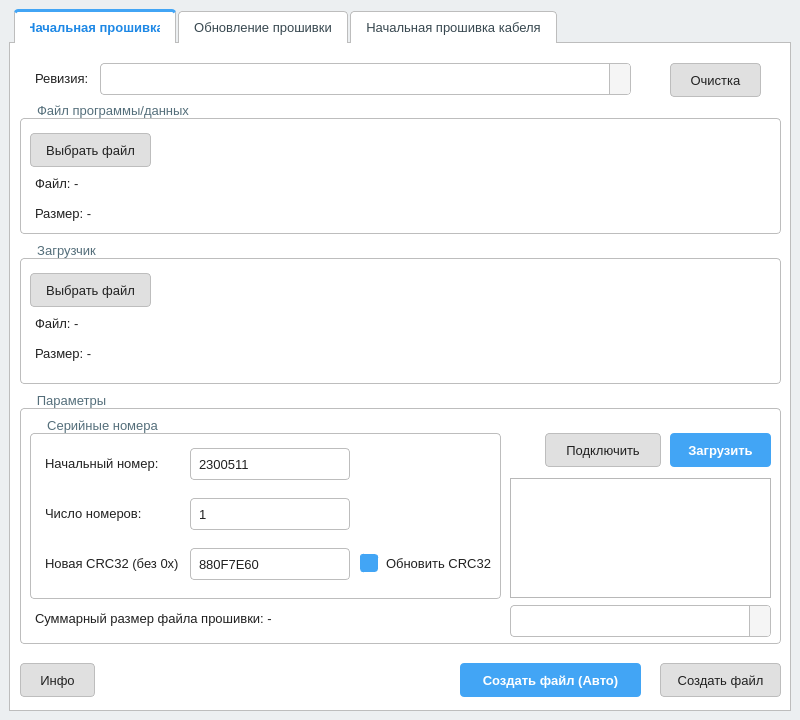
This is mainwindow.ui in Krone213/update-generator as Qt 5 draws it before an edit. The edited form follows.
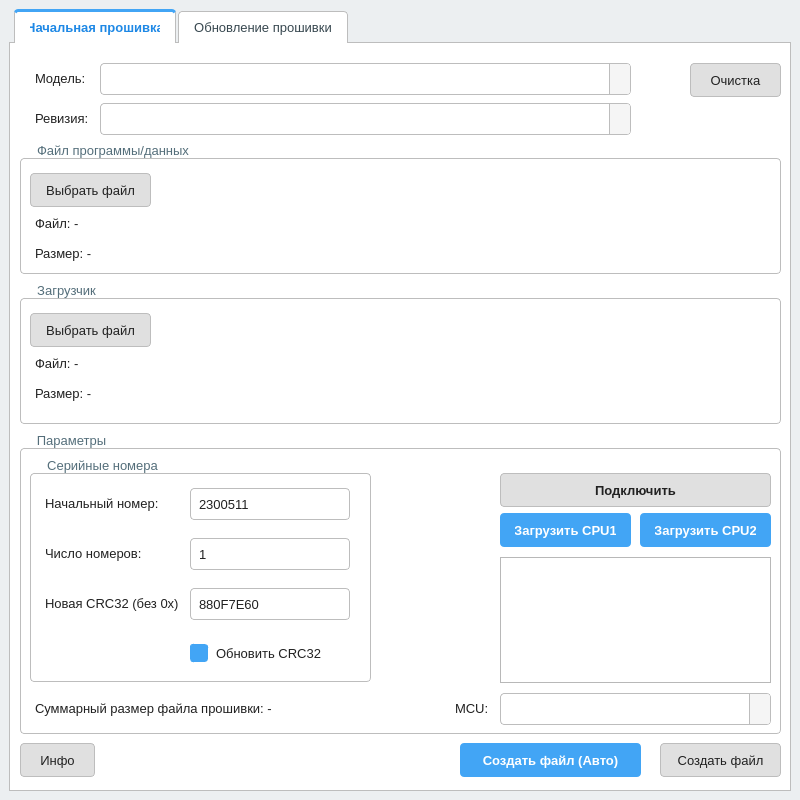
This is the edited form. Icons and pictures are not drawn.

Patch:
```diff
--- a/mainwindow.ui
+++ b/mainwindow.ui
@@ -7,7 +7,7 @@
     <x>0</x>
     <y>0</y>
     <width>800</width>
-    <height>720</height>
+    <height>800</height>
    </rect>
   </property>
   <property name="palette">
@@ -315,7 +315,8 @@
 
 QPushButton#btnUpdateCreateFileAuto,
 QPushButton#btnCreateFileAuto,
-QPushButton#btnUpload {
+QPushButton#btnUploadCPU1,
+QPushButton#btnUploadCPU2 {
    background-color: #42A5F5;
    color: white;
    border: none;
@@ -324,19 +325,22 @@
 
 QPushButton#btnUpdateCreateFileAuto:hover,
 QPushButton#btnCreateFileAuto:hover,
-QPushButton#btnUpload:hover {
+QPushButton#btnUploadCPU1:hover,
+QPushButton#btnUploadCPU2:hover {
    background-color: #1E88E5;
 }
 
 QPushButton#btnUpdateCreateFileAuto:pressed,
 QPushButton#btnCreateFileAuto:pressed,
-QPushButton#btnUpload:pressed {
+QPushButton#btnUploadCPU1:pressed,
+QPushButton#btnUploadCPU2:pressed {
    background-color: #0D47A1;
 }
 
 QPushButton#btnUpdateCreateFileAuto:disabled,
 QPushButton#btnCreateFileAuto:disabled,
-QPushButton#btnUpload:disabled {
+QPushButton#btnUploadCPU1:disabled,
+QPushButton#btnUploadCPU2:disabled {
    background-color: #90CAF9;
    color: #E3F2FD;
    border: none;
@@ -523,7 +527,7 @@
         <property name="geometry">
          <rect>
           <x>10</x>
-          <y>60</y>
+          <y>100</y>
           <width>761</width>
           <height>131</height>
          </rect>
@@ -612,14 +616,14 @@
          </font>
         </property>
         <property name="text">
-         <string>Ревизия:</string>
+         <string>Модель:</string>
         </property>
        </widget>
        <widget class="QComboBox" name="cmbRevision">
         <property name="geometry">
          <rect>
           <x>90</x>
-          <y>20</y>
+          <y>60</y>
           <width>531</width>
           <height>32</height>
          </rect>
@@ -637,9 +641,9 @@
         <property name="geometry">
          <rect>
           <x>10</x>
-          <y>350</y>
+          <y>390</y>
           <width>761</width>
-          <height>251</height>
+          <height>301</height>
          </rect>
         </property>
         <property name="font">
@@ -655,8 +659,8 @@
           <rect>
            <x>10</x>
            <y>25</y>
-           <width>471</width>
-           <height>181</height>
+           <width>341</width>
+           <height>224</height>
           </rect>
          </property>
          <property name="font">
@@ -673,8 +677,8 @@
           </property>
           <property name="geometry">
            <rect>
-            <x>330</x>
-            <y>130</y>
+            <x>160</x>
+            <y>180</y>
             <width>131</width>
             <height>31</height>
            </rect>
@@ -789,8 +793,8 @@
          <property name="geometry">
           <rect>
            <x>10</x>
-           <y>210</y>
-           <width>471</width>
+           <y>260</y>
+           <width>401</width>
            <height>31</height>
           </rect>
          </property>
@@ -803,12 +807,12 @@
           <string>Суммарный размер файла прошивки: -</string>
          </property>
         </widget>
-        <widget class="QPushButton" name="btnUpload">
+        <widget class="QPushButton" name="btnUploadCPU1">
          <property name="geometry">
           <rect>
-           <x>650</x>
-           <y>40</y>
-           <width>101</width>
+           <x>480</x>
+           <y>80</y>
+           <width>131</width>
            <height>34</height>
           </rect>
          </property>
@@ -822,7 +826,7 @@
           <cursorShape>PointingHandCursor</cursorShape>
          </property>
          <property name="text">
-          <string>Загрузить</string>
+          <string>Загрузить CPU1</string>
          </property>
         </widget>
         <widget class="QTextEdit" name="logTextEdit">
@@ -831,10 +835,10 @@
          </property>
          <property name="geometry">
           <rect>
-           <x>490</x>
-           <y>85</y>
-           <width>261</width>
-           <height>120</height>
+           <x>480</x>
+           <y>124</y>
+           <width>271</width>
+           <height>126</height>
           </rect>
          </property>
          <property name="readOnly">
@@ -844,35 +848,41 @@
         <widget class="QLabel" name="lblConnectionStatus">
          <property name="geometry">
           <rect>
-           <x>490</x>
-           <y>40</y>
-           <width>31</width>
-           <height>31</height>
+           <x>360</x>
+           <y>130</y>
+           <width>111</width>
+           <height>111</height>
           </rect>
          </property>
          <property name="font">
           <font>
            <family>Segoe UI</family>
            <pointsize>14</pointsize>
-           <bold>true</bold>
+           <bold>false</bold>
           </font>
          </property>
          <property name="text">
           <string/>
          </property>
          <property name="alignment">
-          <set>Qt::AlignmentFlag::AlignLeading|Qt::AlignmentFlag::AlignLeft|Qt::AlignmentFlag::AlignVCenter</set>
+          <set>Qt::AlignmentFlag::AlignCenter</set>
          </property>
         </widget>
         <widget class="QPushButton" name="btnConnect">
          <property name="geometry">
           <rect>
-           <x>525</x>
+           <x>480</x>
            <y>40</y>
-           <width>116</width>
+           <width>271</width>
            <height>34</height>
           </rect>
          </property>
+         <property name="font">
+          <font>
+           <pointsize>10</pointsize>
+           <bold>true</bold>
+          </font>
+         </property>
          <property name="cursor">
           <cursorShape>PointingHandCursor</cursorShape>
          </property>
@@ -883,19 +893,48 @@
         <widget class="QComboBox" name="cmbTargetMCU">
          <property name="geometry">
           <rect>
-           <x>490</x>
-           <y>212</y>
-           <width>261</width>
+           <x>480</x>
+           <y>260</y>
+           <width>271</width>
            <height>32</height>
           </rect>
          </property>
         </widget>
+        <widget class="QPushButton" name="btnUploadCPU2">
+         <property name="geometry">
+          <rect>
+           <x>620</x>
+           <y>80</y>
+           <width>131</width>
+           <height>34</height>
+          </rect>
+         </property>
+         <property name="cursor">
+          <cursorShape>PointingHandCursor</cursorShape>
+         </property>
+         <property name="text">
+          <string>Загрузить CPU2</string>
+         </property>
+        </widget>
+        <widget class="QLabel" name="label">
+         <property name="geometry">
+          <rect>
+           <x>430</x>
+           <y>260</y>
+           <width>51</width>
+           <height>31</height>
+          </rect>
+         </property>
+         <property name="text">
+          <string>MCU:</string>
+         </property>
+        </widget>
        </widget>
        <widget class="QPushButton" name="btnCreateFileManual">
         <property name="geometry">
          <rect>
           <x>650</x>
-          <y>620</y>
+          <y>700</y>
           <width>121</width>
           <height>34</height>
          </rect>
@@ -917,7 +956,7 @@
         <property name="geometry">
          <rect>
           <x>450</x>
-          <y>620</y>
+          <y>700</y>
           <width>181</width>
           <height>34</height>
          </rect>
@@ -939,7 +978,7 @@
         <property name="geometry">
          <rect>
           <x>10</x>
-          <y>620</y>
+          <y>700</y>
           <width>75</width>
           <height>34</height>
          </rect>
@@ -960,7 +999,7 @@
         <property name="geometry">
          <rect>
           <x>10</x>
-          <y>200</y>
+          <y>240</y>
           <width>761</width>
           <height>141</height>
          </rect>
@@ -1037,7 +1076,7 @@
        <widget class="QPushButton" name="btnClearRevision">
         <property name="geometry">
          <rect>
-          <x>660</x>
+          <x>680</x>
           <y>20</y>
           <width>91</width>
           <height>34</height>
@@ -1055,6 +1094,42 @@
          <string>Очистка</string>
         </property>
        </widget>
+       <widget class="QLabel" name="lblRevision_2">
+        <property name="geometry">
+         <rect>
+          <x>20</x>
+          <y>60</y>
+          <width>61</width>
+          <height>31</height>
+         </rect>
+        </property>
+        <property name="font">
+         <font>
+          <pointsize>10</pointsize>
+         </font>
+        </property>
+        <property name="text">
+         <string>Ревизия:</string>
+        </property>
+       </widget>
+       <widget class="QComboBox" name="cmbDevModel">
+        <property name="geometry">
+         <rect>
+          <x>90</x>
+          <y>20</y>
+          <width>531</width>
+          <height>32</height>
+         </rect>
+        </property>
+        <property name="font">
+         <font>
+          <pointsize>10</pointsize>
+         </font>
+        </property>
+        <property name="cursor">
+         <cursorShape>ArrowCursor</cursorShape>
+        </property>
+       </widget>
       </widget>
       <widget class="QWidget" name="UpdateFirmwareMenu">
        <attribute name="title">
@@ -1064,7 +1139,7 @@
         <property name="geometry">
          <rect>
           <x>90</x>
-          <y>20</y>
+          <y>60</y>
           <width>531</width>
           <height>32</height>
          </rect>
@@ -1093,13 +1168,13 @@
          </font>
         </property>
         <property name="text">
-         <string>Ревизия:</string>
+         <string>Модель:</string>
         </property>
        </widget>
        <widget class="QPushButton" name="btnClearUpdateRevision">
         <property name="geometry">
          <rect>
-          <x>660</x>
+          <x>680</x>
           <y>20</y>
           <width>91</width>
           <height>34</height>
@@ -1121,7 +1196,7 @@
         <property name="geometry">
          <rect>
           <x>10</x>
-          <y>60</y>
+          <y>100</y>
           <width>761</width>
           <height>131</height>
          </rect>
@@ -1199,9 +1274,9 @@
         <property name="geometry">
          <rect>
           <x>10</x>
-          <y>200</y>
+          <y>240</y>
           <width>761</width>
-          <height>411</height>
+          <height>451</height>
          </rect>
         </property>
         <property name="font">
@@ -1422,7 +1497,7 @@
            <x>390</x>
            <y>189</y>
            <width>201</width>
-           <height>31</height>
+           <height>21</height>
           </rect>
          </property>
          <property name="font">
@@ -1438,7 +1513,7 @@
          <property name="geometry">
           <rect>
            <x>590</x>
-           <y>190</y>
+           <y>185</y>
            <width>161</width>
            <height>32</height>
           </rect>
@@ -1453,9 +1528,9 @@
          <property name="geometry">
           <rect>
            <x>10</x>
-           <y>260</y>
+           <y>270</y>
            <width>231</width>
-           <height>141</height>
+           <height>171</height>
           </rect>
          </property>
          <property name="font">
@@ -1472,7 +1547,7 @@
             <x>10</x>
             <y>25</y>
             <width>211</width>
-            <height>111</height>
+            <height>141</height>
            </rect>
           </property>
           <layout class="QVBoxLayout" name="verticalLayout">
@@ -1531,9 +1606,9 @@
          <property name="geometry">
           <rect>
            <x>250</x>
-           <y>260</y>
+           <y>270</y>
            <width>501</width>
-           <height>141</height>
+           <height>171</height>
           </rect>
          </property>
          <property name="font">
@@ -1550,7 +1625,7 @@
             <x>10</x>
             <y>25</y>
             <width>483</width>
-            <height>111</height>
+            <height>141</height>
            </rect>
           </property>
           <layout class="QGridLayout" name="gridLayout_2">
@@ -1658,7 +1733,7 @@
         <property name="geometry">
          <rect>
           <x>10</x>
-          <y>620</y>
+          <y>700</y>
           <width>75</width>
           <height>34</height>
          </rect>
@@ -1678,9 +1753,9 @@
        <widget class="QPushButton" name="btnUpdateCreateFileAuto">
         <property name="geometry">
          <rect>
-          <x>460</x>
-          <y>620</y>
-          <width>171</width>
+          <x>450</x>
+          <y>700</y>
+          <width>181</width>
           <height>34</height>
          </rect>
         </property>
@@ -1701,7 +1776,7 @@
         <property name="geometry">
          <rect>
           <x>650</x>
-          <y>620</y>
+          <y>700</y>
           <width>121</width>
           <height>34</height>
          </rect>
@@ -1719,49 +1794,40 @@
          <string>Создать файл</string>
         </property>
        </widget>
-       <widget class="QPushButton" name="btnCreateCommonUpdateFile">
-        <property name="geometry">
-         <rect>
-          <x>190</x>
-          <y>620</y>
-          <width>251</width>
-          <height>34</height>
-         </rect>
-        </property>
-        <property name="font">
-         <font>
-          <pointsize>10</pointsize>
-         </font>
-        </property>
-        <property name="cursor">
-         <cursorShape>PointingHandCursor</cursorShape>
-        </property>
-        <property name="text">
-         <string>Создать общий файл обновления</string>
-        </property>
-       </widget>
-      </widget>
-      <widget class="QWidget" name="StartFirmwareCableMenu">
-       <attribute name="title">
-        <string>Начальная прошивка кабеля</string>
-       </attribute>
-       <widget class="QLabel" name="lblCablePlaceholder">
+       <widget class="QLabel" name="lblUpdateRevision_2">
         <property name="geometry">
          <rect>
           <x>20</x>
+          <y>60</y>
+          <width>61</width>
+          <height>31</height>
+         </rect>
+        </property>
+        <property name="font">
+         <font>
+          <pointsize>10</pointsize>
+         </font>
+        </property>
+        <property name="text">
+         <string>Ревизия:</string>
+        </property>
+       </widget>
+       <widget class="QComboBox" name="cmbUpdateDevModel">
+        <property name="geometry">
+         <rect>
+          <x>90</x>
           <y>20</y>
-          <width>400</width>
-          <height>30</height>
+          <width>531</width>
+          <height>32</height>
          </rect>
         </property>
-        <property name="styleSheet">
-         <string notr="true">color: grey;</string>
+        <property name="font">
+         <font>
+          <pointsize>10</pointsize>
+         </font>
         </property>
-        <property name="text">
-         <string>Раздел находится в разработке...</string>
-        </property>
-        <property name="alignment">
-         <set>Qt::AlignmentFlag::AlignCenter</set>
+        <property name="cursor">
+         <cursorShape>ArrowCursor</cursorShape>
         </property>
        </widget>
       </widget>
```
